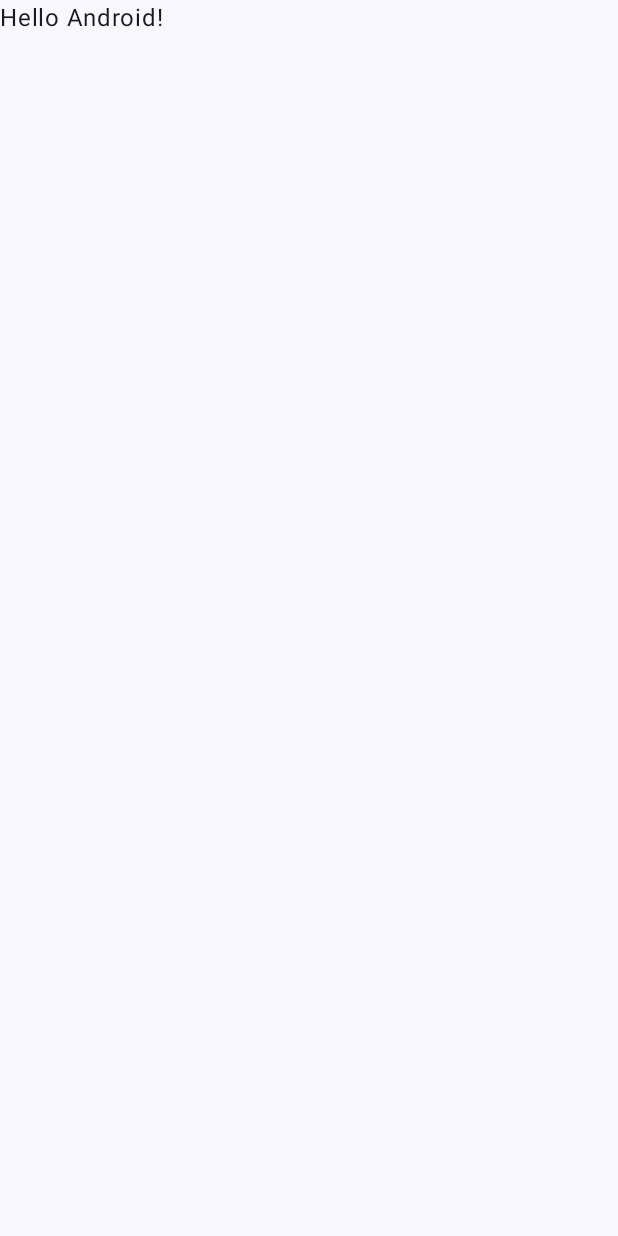
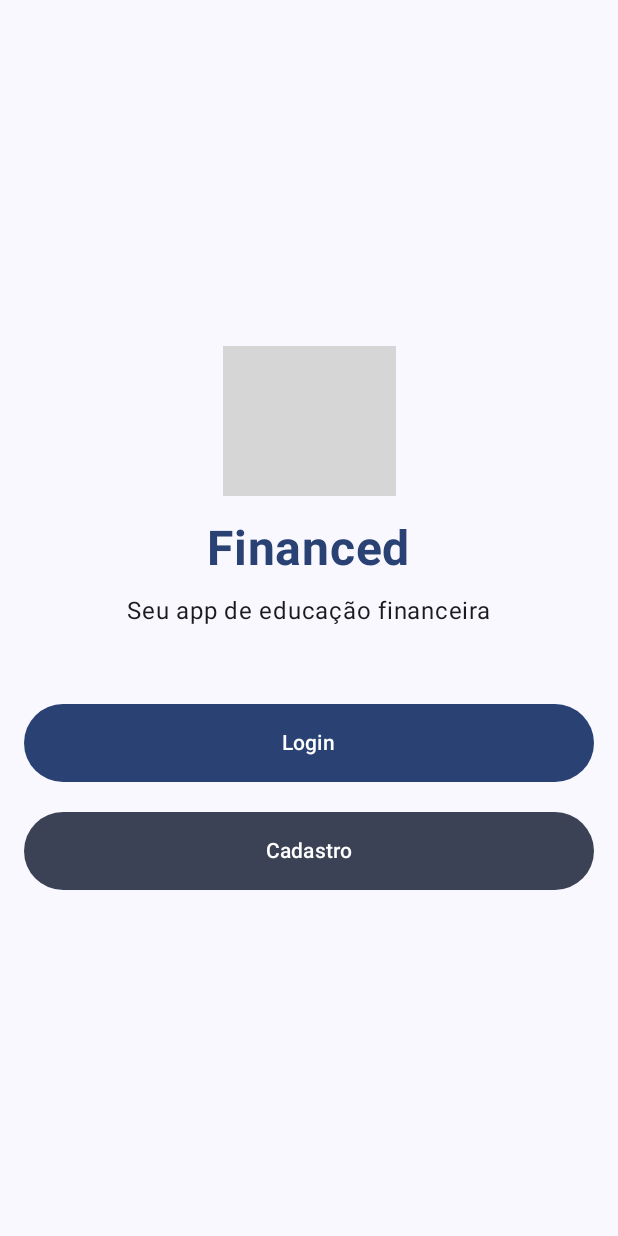
Before and after one commit to joaomelara/financed, an Android app built with Jetpack Compose: the screen it shows after launch (MainActivity), on a phone screen of 412 x 824 dp. Before the commit the screen is almost empty. Run offline under Robolectric (Android 15) with nearby library versions, the light colour scheme and no system bars; libraries missing offline, so code that uses them is left out: com.mikepenz.iconics; 1 statement that could not run was skipped; grey boxes are pictures that could not be loaded.

Commit message:
Buttons created and library added

```diff
--- a/app/build.gradle.kts
+++ b/app/build.gradle.kts
@@ -49,6 +49,10 @@ dependencies {
     implementation(libs.androidx.ui.graphics)
     implementation(libs.androidx.ui.tooling.preview)
     implementation(libs.androidx.material3)
+    implementation(libs.androidx.compose.material3)
+    implementation("com.mikepenz:iconics-core:5.4.0")
+    implementation("com.mikepenz:fontawesome-typeface:5.9.0.2-kotlin@aar")
+    implementation ("com.mikepenz:iconics-compose:5.4.0")
     testImplementation(libs.junit)
     androidTestImplementation(libs.androidx.junit)
     androidTestImplementation(libs.androidx.espresso.core)
--- a/app/src/main/java/com/example/financeseducation/MainActivity.kt
+++ b/app/src/main/java/com/example/financeseducation/MainActivity.kt
@@ -12,6 +12,23 @@ import androidx.compose.runtime.Composable
 import androidx.compose.ui.Modifier
 import androidx.compose.ui.tooling.preview.Preview
 import com.example.financeseducation.ui.theme.FinancesEducationTheme
+import com.example.financeseducation.ui.theme.DarkBlue
+import androidx.compose.foundation.Image
+import androidx.compose.foundation.background
+import androidx.compose.foundation.layout.*
+import androidx.compose.material3.Button
+import androidx.compose.material3.ButtonDefaults
+import androidx.compose.material3.MaterialTheme
+import androidx.compose.material3.Surface
+import androidx.compose.ui.Alignment
+import androidx.compose.ui.graphics.Color
+import androidx.compose.ui.graphics.ColorFilter
+import androidx.compose.ui.res.painterResource
+import androidx.compose.ui.text.font.FontWeight
+import androidx.compose.ui.unit.dp
+import androidx.compose.ui.unit.sp
+import com.mikepenz.iconics.compose.Image
+import com.mikepenz.iconics.typeface.library.fontawesome.FontAwesome
 
 class MainActivity : ComponentActivity() {
     override fun onCreate(savedInstanceState: Bundle?) {
@@ -19,29 +36,106 @@ class MainActivity : ComponentActivity() {
         enableEdgeToEdge()
         setContent {
             FinancesEducationTheme {
-                Scaffold(modifier = Modifier.fillMaxSize()) { innerPadding ->
-                    Greeting(
-                        name = "Android",
-                        modifier = Modifier.padding(innerPadding)
-                    )
-                }
+                LoginScreen()
             }
         }
     }
 }
 
 @Composable
-fun Greeting(name: String, modifier: Modifier = Modifier) {
-    Text(
-        text = "Hello $name!",
-        modifier = modifier
-    )
+fun LoginScreen() {
+    Surface(
+        modifier = Modifier.fillMaxSize(),
+        color = MaterialTheme.colorScheme.background
+    ) {
+    Column(
+        modifier = Modifier
+            .fillMaxSize()
+            .padding(16.dp),
+        horizontalAlignment = Alignment.CenterHorizontally,
+        verticalArrangement = Arrangement.Center
+    ) {
+        // Logo
+        /*Image(
+            painter = painterResource(id = R.drawable.financed_logo), // Replace with your logo resource
+            contentDescription = "Logo",
+            modifier = Modifier.size(100.dp),
+            colorFilter = ColorFilter.tint(MaterialTheme.colorScheme.primary)
+        )*/
+
+        Image(
+            FontAwesome.Icon.faw_piggy_bank,
+            colorFilter = ColorFilter.tint(MaterialTheme.colorScheme.primary),
+            modifier = Modifier.size(115.dp, 100.dp)
+        )
+
+        Spacer(modifier = Modifier.height(16.dp))
+
+        // Title
+        Text(
+            text = "Financed",
+            fontSize = 32.sp,
+            fontWeight = FontWeight.Bold,
+            color = MaterialTheme.colorScheme.primary
+        )
+
+        Spacer(modifier = Modifier.height(10.dp))
+
+        // Subtitle
+        Text(
+            text = "Seu app de educação financeira",
+            fontSize = 16.sp,
+            color = MaterialTheme.colorScheme.onBackground
+        )
+
+        Spacer(modifier = Modifier.height(50.dp))
+
+        // Login Button
+        Button(
+            onClick = { /* Handle login */ },
+            modifier = Modifier.fillMaxWidth(),
+            colors = ButtonDefaults.buttonColors(containerColor = MaterialTheme.colorScheme.primary)
+        ) {
+            Text(text = "Login", color = MaterialTheme.colorScheme.onPrimary, modifier = Modifier.padding(8.dp))
+        }
+
+        Spacer(modifier = Modifier.height(20.dp))
+
+        // Registration Button
+        Button(
+            onClick = { /* Handle registration */ },
+            modifier = Modifier.fillMaxWidth(),
+            colors = ButtonDefaults.buttonColors(containerColor = MaterialTheme.colorScheme.secondary),
+        ) {
+            Text(text = "Cadastro", color = MaterialTheme.colorScheme.onSecondary, modifier = Modifier.padding(8.dp))
+        }
+
+        /*Spacer(modifier = Modifier.height(50.dp))
+
+        // Social Media Login
+        Text(text = "ou se cadastre com:", color = MaterialTheme.colorScheme.onBackground)
+
+        Spacer(modifier = Modifier.height(20.dp))
+
+        Row(
+            horizontalArrangement = Arrangement.SpaceEvenly,
+            modifier = Modifier.fillMaxWidth()
+        ) {
+            Button(onClick = { /* Handle Facebook login */ }, colors = ButtonDefaults.buttonColors(containerColor = MaterialTheme.colorScheme.primary)) {
+                Text(text = "Facebook", color = MaterialTheme.colorScheme.onPrimary)
+            }
+            Button(onClick = { /* Handle Google login */ }, colors = ButtonDefaults.buttonColors(containerColor = MaterialTheme.colorScheme.primary)) {
+                Text(text = "Google", color = MaterialTheme.colorScheme.onPrimary)
+            }
+        }*/
+    }
+    }
 }
 
 @Preview(showBackground = true)
 @Composable
 fun GreetingPreview() {
     FinancesEducationTheme {
-        Greeting("Android")
+        LoginScreen()
     }
 }
--- a/app/src/main/java/com/example/financeseducation/ui/theme/Color.kt
+++ b/app/src/main/java/com/example/financeseducation/ui/theme/Color.kt
@@ -9,3 +9,5 @@ val Pink80 = Color(0xFFEFB8C8)
 val Purple40 = Color(0xFF6650a4)
 val PurpleGrey40 = Color(0xFF625b71)
 val Pink40 = Color(0xFF7D5260)
+
+val DarkBlue = Color(color = 0xFF033E8C)
--- a/gradle/libs.versions.toml
+++ b/gradle/libs.versions.toml
@@ -1,5 +1,5 @@
 [versions]
-agp = "8.12.2"
+agp = "8.13.0"
 kotlin = "2.0.21"
 coreKtx = "1.10.1"
 junit = "4.13.2"
@@ -8,6 +8,7 @@ espressoCore = "3.5.1"
 lifecycleRuntimeKtx = "2.6.1"
 activityCompose = "1.8.0"
 composeBom = "2024.09.00"
+material3 = "1.3.2"
 
 [libraries]
 androidx-core-ktx = { group = "androidx.core", name = "core-ktx", version.ref = "coreKtx" }
@@ -24,6 +25,7 @@ androidx-ui-tooling-preview = { group = "androidx.compose.ui", name = "ui-toolin
 androidx-ui-test-manifest = { group = "androidx.compose.ui", name = "ui-test-manifest" }
 androidx-ui-test-junit4 = { group = "androidx.compose.ui", name = "ui-test-junit4" }
 androidx-material3 = { group = "androidx.compose.material3", name = "material3" }
+androidx-compose-material3 = { group = "androidx.compose.material3", name = "material3", version.ref = "material3" }
 
 [plugins]
 android-application = { id = "com.android.application", version.ref = "agp" }
```
Also changed, not shown: app/src/main/res/drawable/financed_logo.png (added).
